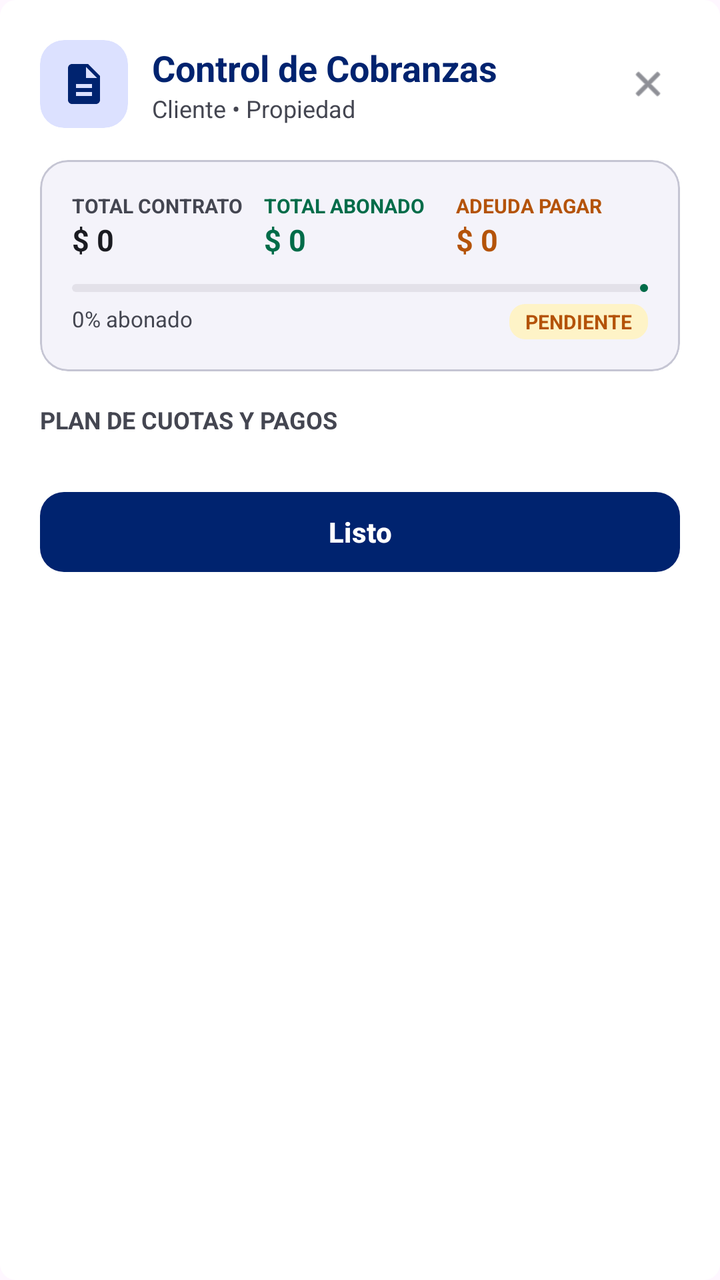
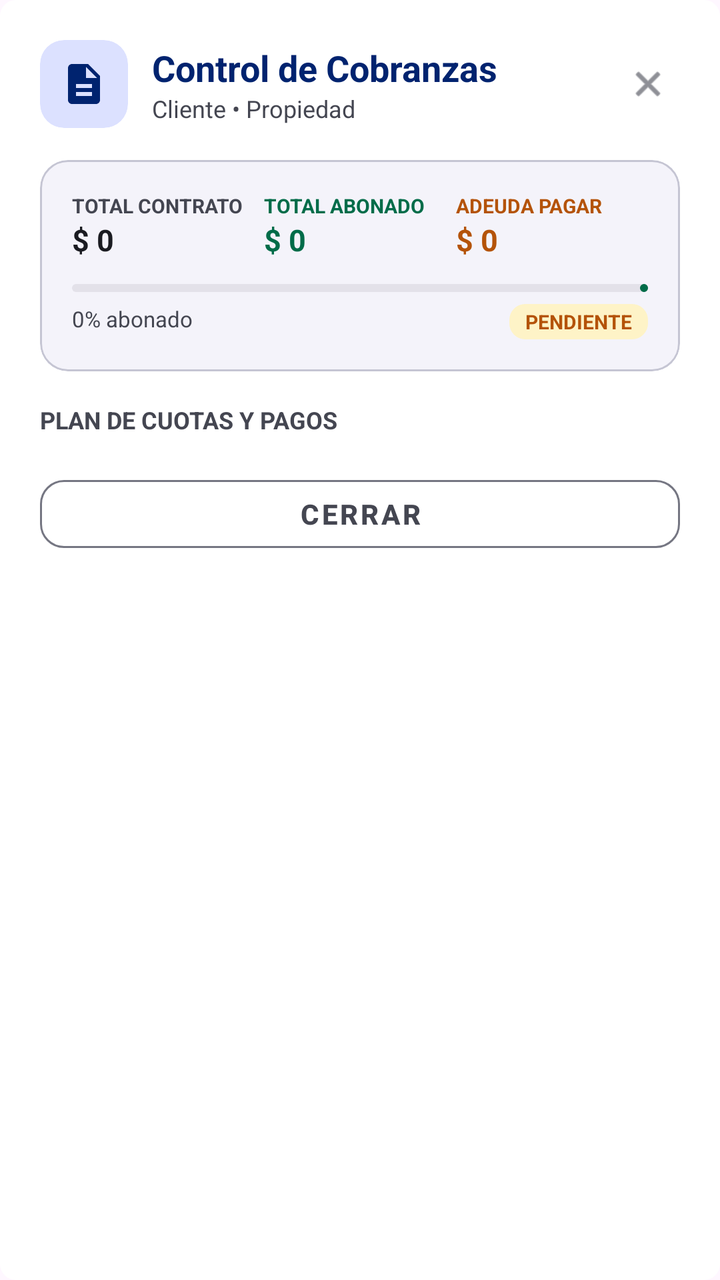

An Android layout rendered at two revisions. The XML below is the earlier revision; the diff shows what the commit changed to produce the second picture.
<!-- AndroidManifest.xml: application theme Theme.InmobiliariaVenta -->
<!-- res/layout/dialog_gestion_cobranzas.xml -->
<?xml version="1.0" encoding="utf-8"?>
<LinearLayout xmlns:android="http://schemas.android.com/apk/res/android"
    xmlns:app="http://schemas.android.com/apk/res-auto"
    android:layout_width="match_parent"
    android:layout_height="wrap_content"
    android:orientation="vertical"
    android:background="@drawable/bg_rounded_corner"
    android:backgroundTint="@color/colorSurfaceContainerLowest"
    android:padding="20dp">

    
    <RelativeLayout
        android:layout_width="match_parent"
        android:layout_height="wrap_content"
        android:layout_marginBottom="16dp">

        <LinearLayout
            android:layout_width="wrap_content"
            android:layout_height="wrap_content"
            android:layout_alignParentStart="true"
            android:layout_toStartOf="@+id/dialog_cobranzas_btn_cerrar"
            android:orientation="horizontal"
            android:gravity="center_vertical">

            <com.google.android.material.card.MaterialCardView
                android:layout_width="44dp"
                android:layout_height="44dp"
                app:cardBackgroundColor="@color/colorPrimaryFixed"
                app:cardCornerRadius="12dp"
                app:cardElevation="0dp"
                app:strokeWidth="0dp">
                <ImageView
                    android:layout_width="24dp"
                    android:layout_height="24dp"
                    android:layout_gravity="center"
                    android:src="@drawable/ic_contratos"
                    app:tint="@color/colorPrimary" />
            </com.google.android.material.card.MaterialCardView>

            <LinearLayout
                android:layout_width="wrap_content"
                android:layout_height="wrap_content"
                android:layout_marginStart="12dp"
                android:orientation="vertical">

                <TextView
                    android:layout_width="wrap_content"
                    android:layout_height="wrap_content"
                    android:text="Control de Cobranzas"
                    android:textColor="@color/colorPrimary"
                    android:textSize="18sp"
                    android:textStyle="bold" />

                <TextView
                    android:id="@+id/dialog_tv_contrato_subtitulo"
                    android:layout_width="wrap_content"
                    android:layout_height="wrap_content"
                    android:text="Cliente • Propiedad"
                    android:textColor="@color/colorOnSurfaceVariant"
                    android:textSize="12sp"
                    android:maxLines="1"
                    android:ellipsize="end" />
            </LinearLayout>
        </LinearLayout>

        <ImageView
            android:id="@+id/dialog_cobranzas_btn_cerrar"
            android:layout_width="32dp"
            android:layout_height="32dp"
            android:layout_alignParentEnd="true"
            android:layout_centerVertical="true"
            android:background="?attr/selectableItemBackgroundBorderless"
            android:clickable="true"
            android:focusable="true"
            android:padding="6dp"
            android:src="@android:drawable/ic_menu_close_clear_cancel"
            app:tint="@color/colorOnSurfaceVariant" />
    </RelativeLayout>

    
    <com.google.android.material.card.MaterialCardView
        android:layout_width="match_parent"
        android:layout_height="wrap_content"
        android:layout_marginBottom="16dp"
        app:cardBackgroundColor="@color/colorSurfaceContainerLow"
        app:cardCornerRadius="14dp"
        app:cardElevation="0dp"
        app:strokeColor="@color/colorOutlineVariant"
        app:strokeWidth="1dp">

        <LinearLayout
            android:layout_width="match_parent"
            android:layout_height="wrap_content"
            android:orientation="vertical"
            android:padding="16dp">

            <LinearLayout
                android:layout_width="match_parent"
                android:layout_height="wrap_content"
                android:orientation="horizontal"
                android:gravity="center_vertical"
                android:layout_marginBottom="12dp">

                <LinearLayout
                    android:layout_width="0dp"
                    android:layout_height="wrap_content"
                    android:layout_weight="1"
                    android:orientation="vertical">

                    <TextView
                        android:layout_width="wrap_content"
                        android:layout_height="wrap_content"
                        android:text="TOTAL CONTRATO"
                        android:textColor="@color/colorOnSurfaceVariant"
                        android:textSize="10sp"
                        android:textStyle="bold" />

                    <TextView
                        android:id="@+id/dialog_tv_resumen_total"
                        android:layout_width="wrap_content"
                        android:layout_height="wrap_content"
                        android:text="$ 0"
                        android:textColor="@color/colorOnSurface"
                        android:textSize="15sp"
                        android:textStyle="bold" />
                </LinearLayout>

                <LinearLayout
                    android:layout_width="0dp"
                    android:layout_height="wrap_content"
                    android:layout_weight="1"
                    android:orientation="vertical">

                    <TextView
                        android:layout_width="wrap_content"
                        android:layout_height="wrap_content"
                        android:text="TOTAL ABONADO"
                        android:textColor="@color/colorSecondary"
                        android:textSize="10sp"
                        android:textStyle="bold" />

                    <TextView
                        android:id="@+id/dialog_tv_resumen_abonado"
                        android:layout_width="wrap_content"
                        android:layout_height="wrap_content"
                        android:text="$ 0"
                        android:textColor="@color/colorSecondary"
                        android:textSize="15sp"
                        android:textStyle="bold" />
                </LinearLayout>

                <LinearLayout
                    android:layout_width="0dp"
                    android:layout_height="wrap_content"
                    android:layout_weight="1"
                    android:orientation="vertical">

                    <TextView
                        android:layout_width="wrap_content"
                        android:layout_height="wrap_content"
                        android:text="ADEUDA PAGAR"
                        android:textColor="#B45309"
                        android:textSize="10sp"
                        android:textStyle="bold" />

                    <TextView
                        android:id="@+id/dialog_tv_resumen_adeuda"
                        android:layout_width="wrap_content"
                        android:layout_height="wrap_content"
                        android:text="$ 0"
                        android:textColor="#B45309"
                        android:textSize="15sp"
                        android:textStyle="bold" />
                </LinearLayout>
            </LinearLayout>

            
            <com.google.android.material.progressindicator.LinearProgressIndicator
                android:id="@+id/dialog_progress_cobranza"
                android:layout_width="match_parent"
                android:layout_height="8dp"
                android:progress="0"
                app:indicatorColor="@color/colorSecondary"
                app:trackColor="@color/colorSurfaceContainerHighest"
                app:trackCornerRadius="4dp" />

            <RelativeLayout
                android:layout_width="match_parent"
                android:layout_height="wrap_content"
                android:layout_marginTop="6dp">

                <TextView
                    android:id="@+id/dialog_tv_progreso_porcentaje"
                    android:layout_width="wrap_content"
                    android:layout_height="wrap_content"
                    android:layout_alignParentStart="true"
                    android:text="0% abonado"
                    android:textColor="@color/colorOnSurfaceVariant"
                    android:textSize="11sp" />

                <TextView
                    android:id="@+id/dialog_tv_estado_badge"
                    android:layout_width="wrap_content"
                    android:layout_height="wrap_content"
                    android:layout_alignParentEnd="true"
                    android:background="@drawable/bg_badge_rounded"
                    android:backgroundTint="#FEF3C7"
                    android:paddingHorizontal="8dp"
                    android:paddingVertical="2dp"
                    android:text="PENDIENTE"
                    android:textColor="#B45309"
                    android:textSize="10sp"
                    android:textStyle="bold" />
            </RelativeLayout>
        </LinearLayout>
    </com.google.android.material.card.MaterialCardView>

    
    <TextView
        android:id="@+id/dialog_tv_titulo_lista"
        android:layout_width="wrap_content"
        android:layout_height="wrap_content"
        android:layout_marginBottom="8dp"
        android:text="PLAN DE CUOTAS Y PAGOS"
        android:textColor="@color/colorOnSurfaceVariant"
        android:textSize="12sp"
        android:textStyle="bold" />

    
    <androidx.core.widget.NestedScrollView
        android:layout_width="match_parent"
        android:layout_height="wrap_content"
        android:maxHeight="320dp"
        android:fadeScrollbars="false"
        android:scrollbars="vertical">

        <LinearLayout
            android:id="@+id/dialog_layout_cuotas_container"
            android:layout_width="match_parent"
            android:layout_height="wrap_content"
            android:orientation="vertical" />
    </androidx.core.widget.NestedScrollView>

    
    <com.google.android.material.button.MaterialButton
        android:id="@+id/dialog_btn_cerrar_principal"
        android:layout_width="match_parent"
        android:layout_height="48dp"
        android:layout_marginTop="16dp"
        android:text="Listo"
        android:textSize="14sp"
        android:textStyle="bold"
        app:cornerRadius="12dp"
        app:backgroundTint="@color/colorPrimary"
        android:textColor="@color/colorOnPrimary" />

</LinearLayout>
<!-- resources referenced by this layout -->
<resources>
  <color name="colorOnPrimary">#FFFFFF</color>
  <color name="colorOnSurface">#1A1B21</color>
  <color name="colorOnSurfaceVariant">#444651</color>
  <color name="colorOutlineVariant">#C5C5D3</color>
  <color name="colorPrimary">#00236F</color>
  <color name="colorPrimaryFixed">#DCE1FF</color>
  <color name="colorSecondary">#006C49</color>
  <color name="colorSurfaceContainerHighest">#E3E1E9</color>
  <color name="colorSurfaceContainerLow">#F4F3FA</color>
  <color name="colorSurfaceContainerLowest">#FFFFFF</color>
  <!-- drawable bg_badge_rounded (drawable) -->
  <?xml version="1.0" encoding="utf-8"?>
  <shape xmlns:android="http://schemas.android.com/apk/res/android"
      android:shape="rectangle">
      <corners android:radius="8dp" />
      <solid android:color="@color/colorSurfaceVariant" />
  </shape>
  <!-- drawable bg_rounded_corner (drawable) -->
  <?xml version="1.0" encoding="utf-8"?>
  <shape xmlns:android="http://schemas.android.com/apk/res/android"
      android:shape="rectangle">
      <corners android:radius="8dp" />
      <solid android:color="@android:color/white" />
  </shape>
  <!-- drawable ic_contratos (drawable) -->
  <vector xmlns:android="http://schemas.android.com/apk/res/android"
      android:width="24dp"
      android:height="24dp"
      android:viewportWidth="24"
      android:viewportHeight="24">
    <path
        android:fillColor="#FF000000"
        android:pathData="M14,2H6c-1.1,0 -1.99,0.9 -1.99,2L4,20c0,1.1 0.89,2 1.99,2H18c1.1,0 2,-0.9 2,-2V8L14,2zM16,18H8v-2h8V18zM16,14H8v-2h8V14zM13,9V3.5L18.5,9H13z"/>
  </vector>
  <style name="Theme.InmobiliariaVenta" parent="Base.Theme.InmobiliariaVenta" />
  <color name="colorSurfaceVariant">#E3E1E9</color>
  <style name="Base.Theme.InmobiliariaVenta" parent="Theme.Material3.Light.NoActionBar">
          
          <item name="android:statusBarColor">@color/colorSurfaceContainerLowest</item>
          <item name="android:windowLightStatusBar">true</item>
          
          
          <item name="colorPrimary">@color/colorPrimary</item>
          <item name="colorOnPrimary">@color/colorOnPrimary</item>
          <item name="colorPrimaryContainer">@color/colorPrimaryContainer</item>
          <item name="colorSurface">@color/colorSurface</item>
          <item name="colorOnSurface">@color/colorOnSurface</item>
      </style>
  <color name="colorPrimaryContainer">#1E3A8A</color>
  <color name="colorSurface">#FAF8FF</color>
</resources>

<!-- the commit's change to res/layout/dialog_gestion_cobranzas.xml (unified diff, before → after) -->
@@ -228,9 +228,9 @@
 
     
     <androidx.core.widget.NestedScrollView
-        android:layout_width="match_parent"
-        android:layout_height="wrap_content"
-        android:maxHeight="320dp"
+        android:id="@+id/dialog_scroll_cuotas"
+        android:layout_width="match_parent"
+        android:layout_height="wrap_content"
         android:fadeScrollbars="false"
         android:scrollbars="vertical">
 
@@ -243,15 +243,30 @@
 
     
     <com.google.android.material.button.MaterialButton
-        android:id="@+id/dialog_btn_cerrar_principal"
+        android:id="@+id/dialog_btn_cobrar_seleccionadas"
         android:layout_width="match_parent"
         android:layout_height="48dp"
         android:layout_marginTop="16dp"
-        android:text="Listo"
+        android:text="Cobrar Cuotas Seleccionadas"
         android:textSize="14sp"
         android:textStyle="bold"
         app:cornerRadius="12dp"
         app:backgroundTint="@color/colorPrimary"
-        android:textColor="@color/colorOnPrimary" />
+        android:textColor="@color/colorOnPrimary"
+        android:visibility="gone" />
+
+    
+    <com.google.android.material.button.MaterialButton
+        android:id="@+id/dialog_btn_cerrar_principal"
+        style="@style/Widget.MaterialComponents.Button.OutlinedButton"
+        android:layout_width="match_parent"
+        android:layout_height="46dp"
+        android:layout_marginTop="8dp"
+        android:text="Cerrar"
+        android:textSize="14sp"
+        android:textStyle="bold"
+        app:cornerRadius="12dp"
+        app:strokeColor="@color/colorOutline"
+        android:textColor="@color/colorOnSurfaceVariant" />
 
 </LinearLayout>
<!-- resource entries referenced after the edit -->
@@ -3,6 +3,7 @@
   <color name="colorOnPrimary">#FFFFFF</color>
   <color name="colorOnSurface">#1A1B21</color>
   <color name="colorOnSurfaceVariant">#444651</color>
+  <color name="colorOutline">#757682</color>
   <color name="colorOutlineVariant">#C5C5D3</color>
   <color name="colorPrimary">#00236F</color>
   <color name="colorPrimaryFixed">#DCE1FF</color>
